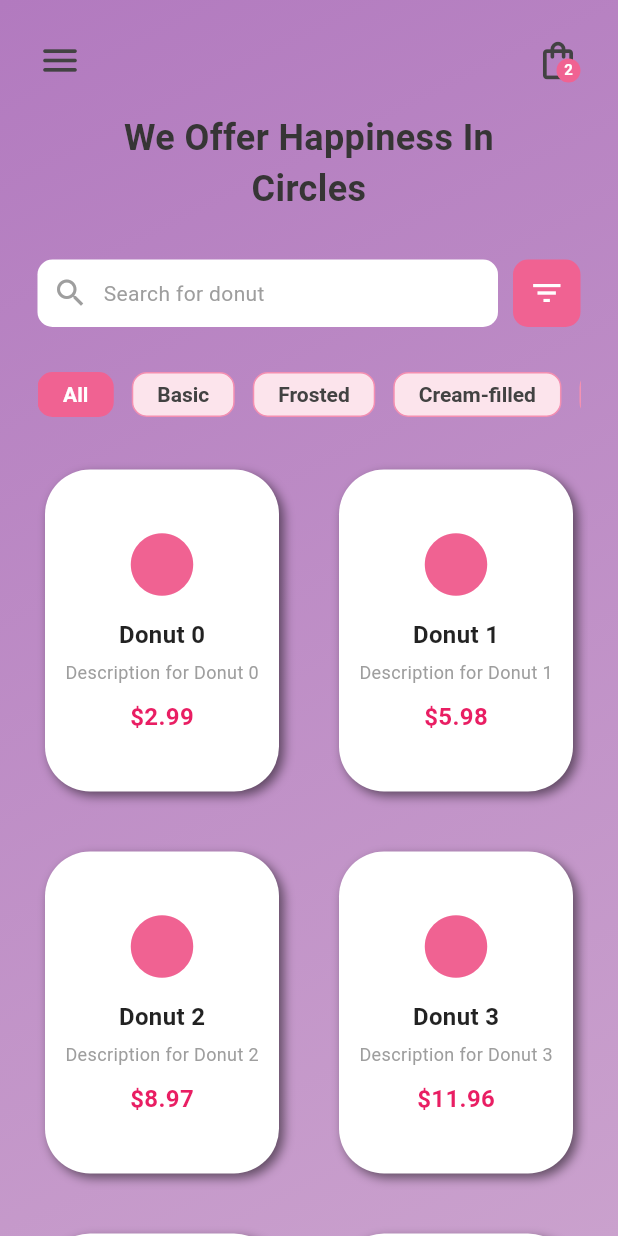
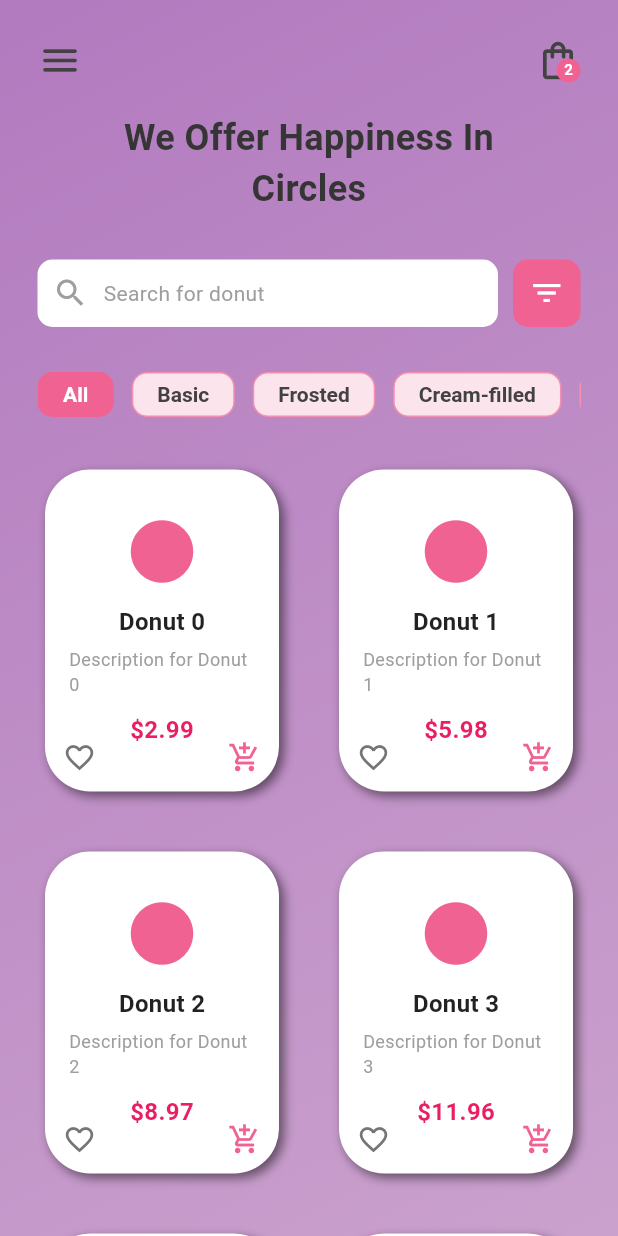
Before and after one commit to michalis-oik/flutter_dribbble_app_2, a Flutter app: the screen it shows after launch, on a phone screen of 412 x 824 dp. Run offline on Flutter 3.47's test engine with Material 3 defaults, Android fonts, the phone set to English and light mode, and no system bars.

Commit message:
update donut cards with icons on the bottom and animation on the heart when clicked

```diff
--- a/lib/utils/donut_card.dart
+++ b/lib/utils/donut_card.dart
@@ -1,4 +1,5 @@
 import 'package:flutter/material.dart';
+import 'package:flutter/animation.dart';
 
 class DonutCard extends StatefulWidget {
   final String title;
@@ -22,9 +23,17 @@ class DonutCard extends StatefulWidget {
 
 class _DonutCardState extends State<DonutCard> {
   double _scale = 1.0;
+  bool _isFavorited = false; // Track favorite state
 
   void _onTapDown(_) => setState(() => _scale = 1.1);
   void _onTapUp(_) => setState(() => _scale = 1.0);
+
+  void _toggleFavorite() {
+    setState(() {
+      _isFavorited = !_isFavorited;
+    });
+    print('Favorite ${_isFavorited ? 'added' : 'removed'} for ${widget.title}');
+  }
 
   @override
   Widget build(BuildContext context) {
@@ -38,7 +47,7 @@ class _DonutCardState extends State<DonutCard> {
         duration: const Duration(milliseconds: 150),
         curve: Curves.easeOut,
         child: Container(
-          margin: const EdgeInsets.all(10), // Space for scaling
+          margin: const EdgeInsets.all(10),
           decoration: BoxDecoration(
             color: Colors.white,
             borderRadius: BorderRadius.circular(30),
@@ -50,6 +59,11 @@ class _DonutCardState extends State<DonutCard> {
               ),
             ],
           ),
+          child: Stack(
+            children: [
+              // Main content
+              Padding(
+                padding: const EdgeInsets.all(16.0),
                 child: Column(
                   mainAxisAlignment: MainAxisAlignment.center,
                   children: [
@@ -83,6 +97,38 @@ class _DonutCardState extends State<DonutCard> {
                   ],
                 ),
               ),
+
+              // Bottom left button - Favorite with toggle
+              Positioned(
+                left: 12,
+                bottom: 12,
+                child: GestureDetector(
+                  onTap: _toggleFavorite,
+                  behavior: HitTestBehavior.opaque,
+                  child: AnimatedCrossFade(
+                    duration: const Duration(milliseconds: 200),
+                    crossFadeState: _isFavorited ? CrossFadeState.showSecond : CrossFadeState.showFirst,
+                    firstChild: Icon(Icons.favorite_border, size: 22, color: Colors.grey[600]),
+                    secondChild: Icon(Icons.favorite, size: 22, color: Colors.pink[300]),
+                  ),
+                ),
+              ),
+
+              // Bottom right button - Add to cart
+              Positioned(
+                right: 12,
+                bottom: 12,
+                child: GestureDetector(
+                  onTap: () {
+                    print('Add to cart button pressed for ${widget.title}');
+                  },
+                  behavior: HitTestBehavior.opaque,
+                  child: Icon(Icons.add_shopping_cart, size: 22, color: Colors.pink[300]),
+                ),
+              ),
+            ],
+          ),
+        ),
       ),
     );
   }
```
Lines whose indentation alone changed are shown as unchanged.
